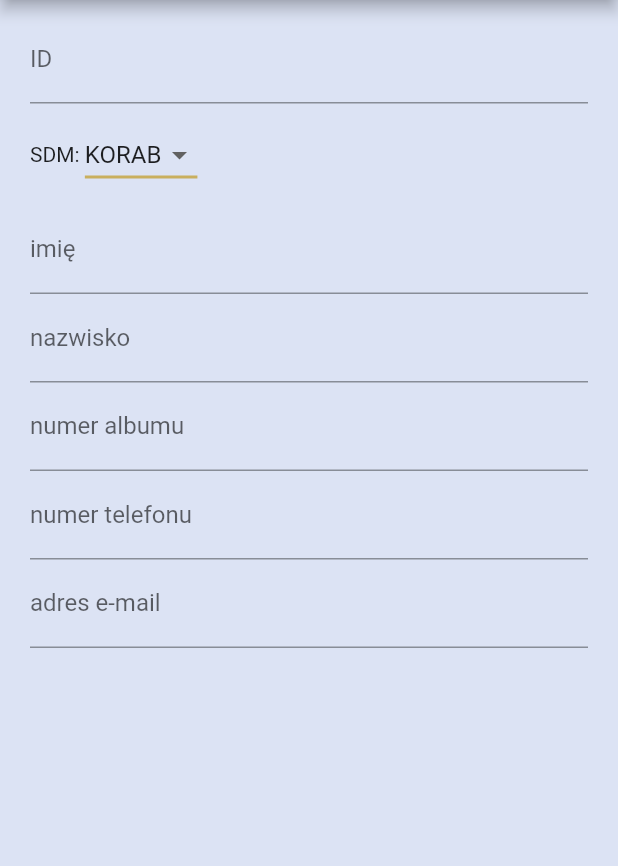
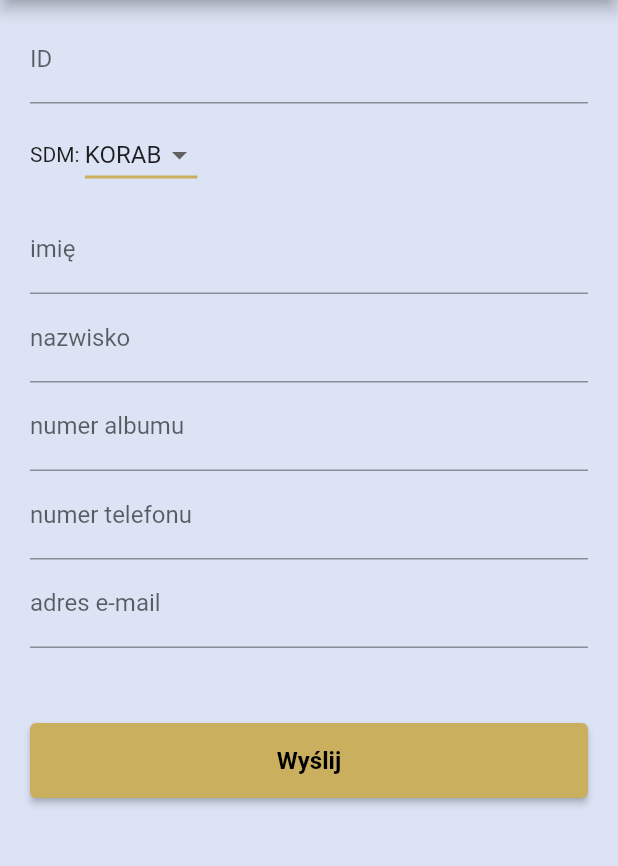
Before and after one commit to TomaszTopola/DepoApp, a Flutter app: the EditDepo screen opened by its route, on a phone screen of 412 x 824 dp, the part 84-950 px from its top. Run offline on Flutter 3.47's test engine with Material 2 defaults, Android fonts, the phone set to English and light mode, and no system bars; our stand-ins replace fl_chart, flutter_secure_storage, flutter_spinkit, flutter_svg, google_fonts, jwt_decoder; accounts and stored records are empty; network calls fail.

Commit message:
fixed text form field in depo form. added button for printing data

```diff
--- a/lib/common/dark_theme.dart
+++ b/lib/common/dark_theme.dart
@@ -1,5 +1,4 @@
 import 'package:flutter/material.dart';
-
 
 class DarkTheme{
 
--- a/lib/common_widgets/depo/depo_form.dart
+++ b/lib/common_widgets/depo/depo_form.dart
@@ -1,10 +1,6 @@
 import 'package:flutter/material.dart';
 
 class DepoForm extends StatefulWidget {
-  const DepoForm({Key? key, this.depo}) : super(key: key);
-
-  final dynamic depo;
-
   @override
   State<DepoForm> createState() => _DepoFormState();
 }
@@ -15,12 +11,19 @@ class _DepoFormState extends State<DepoForm> {
   final idController = TextEditingController();
   final firstNameController = TextEditingController();
   final lastNameController = TextEditingController();
+  final albumNumberController = TextEditingController();
+  final telephoneNumberController = TextEditingController();
+  final emailAdressController = TextEditingController();
 
   String sdm = 'KORAB';
 
   @override
   void dispose(){
     idController.dispose();
+    firstNameController.dispose();
+    albumNumberController.dispose();
+    telephoneNumberController.dispose();
+    emailAdressController.dispose();
     super.dispose();
   }
 
@@ -84,24 +87,51 @@ class _DepoFormState extends State<DepoForm> {
               ),
             ),
             TextFormField(
-              controller: lastNameController,
+              controller: albumNumberController,
               decoration: const InputDecoration(
                 hintText: 'numer albumu',
                 labelText: 'numer albumu',
               ),
             ),
             TextFormField(
-              controller: lastNameController,
+              controller: telephoneNumberController,
               decoration: const InputDecoration(
                 hintText: 'numer telefonu',
                 labelText: 'numer telefonu',
               ),
             ),
             TextFormField(
-              controller: lastNameController,
+              controller: emailAdressController,
               decoration: const InputDecoration(
                 hintText: 'adres e-mail',
                 labelText: 'adres e-mail',
+              ),
+            ),
+            const SizedBox(height: 50,),
+            ElevatedButton(
+              onPressed: (){
+
+                List userData = [(idController.text), sdm, (firstNameController.text), (lastNameController.text), (albumNumberController.text), (telephoneNumberController.text), (emailAdressController.text)];
+                for(int i=0; i < userData.length; i ++){
+                  if(userData[i].isEmpty){
+                    break;
+                  } else {
+                    print(userData[i]);
+                  }
+                }
+              },
+
+              style: ElevatedButton.styleFrom(
+              padding: const EdgeInsets.fromLTRB(10, 10.0, 10.0, 10.0),
+              minimumSize:  const Size.fromHeight(50),
+              textStyle: const TextStyle(
+                fontSize: 16.0,
+                fontWeight: FontWeight.bold,
+              ),
+              ),
+              child:
+              const Text(
+                'Wyślij',
               ),
             ),
           ],
--- a/lib/services/server_properties.dart
+++ b/lib/services/server_properties.dart
@@ -1,4 +1,4 @@
 class ServerProperties{
-  static const String domain = '192.168.111.14';
+  static const String domain = '130.162.46.21';
   static const String port = '3000';
 }
```
